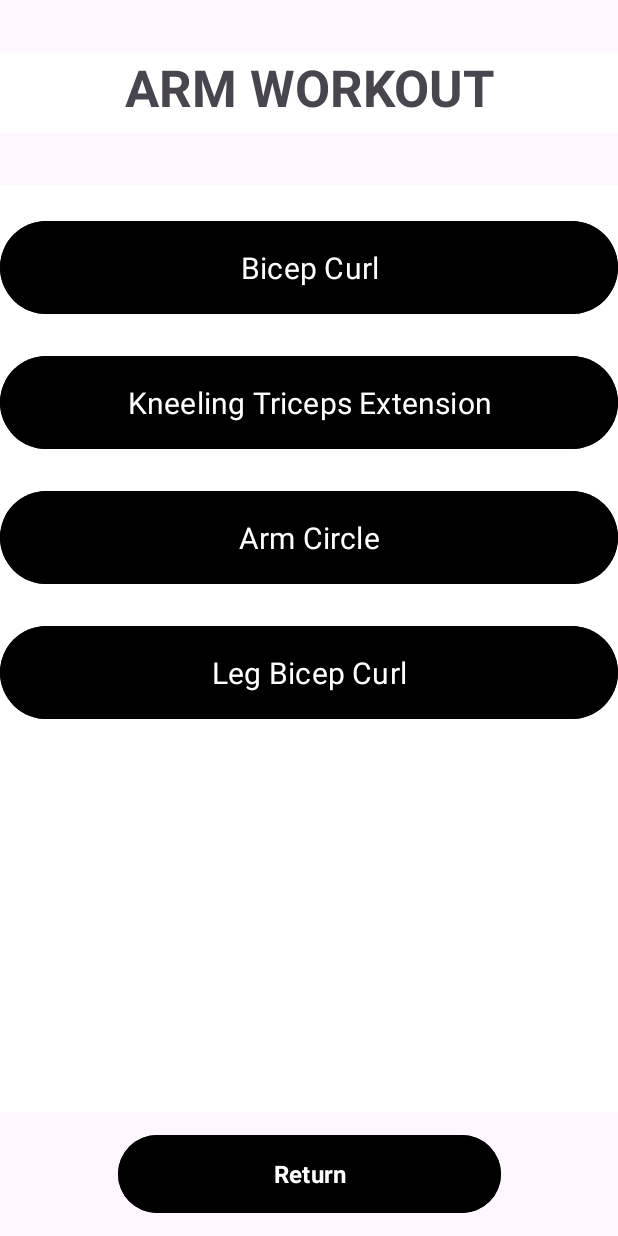
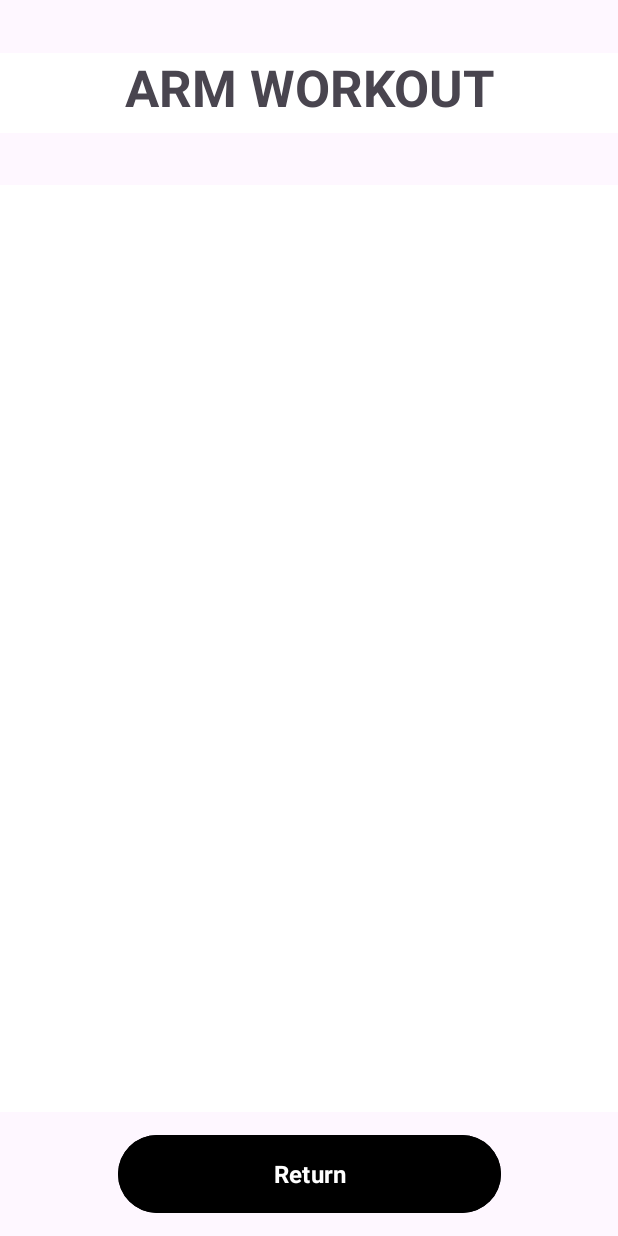
Before and after one commit to Zoraneko/WorkoutGuideApplication, an Android app: the ArmworkoutActivity screen opened directly, with no data from a screen before it, on a phone screen of 412 x 824 dp. Run offline under Robolectric (Android 15) with nearby library versions, the phone set to English and light mode, and no system bars.

Commit message:
Update 21/5/2024 - part2

```diff
--- a/app/src/main/AndroidManifest.xml
+++ b/app/src/main/AndroidManifest.xml
@@ -18,8 +18,8 @@
         android:theme="@style/Theme.WorkouGuideApplication"
         tools:targetApi="31">
         <activity
-            android:name=".BlankActivity"
-            android:exported="false" />
+            android:name=".TrainingActivity"
+            android:exported="true" />
         <activity
             android:name=".InstructionActivity"
             android:exported="true" />
@@ -45,7 +45,7 @@
             android:name=".ExercisesActivity"
             android:exported="true" />
         <activity
-            android:name=".TrainingActivity"
+            android:name=".BlankActivity"
             android:exported="true">
             <intent-filter>
                 <action android:name="android.intent.action.MAIN" />
--- a/app/src/main/java/com/example/workouguideapplication/ArmworkoutActivity.java
+++ b/app/src/main/java/com/example/workouguideapplication/ArmworkoutActivity.java
@@ -24,43 +24,8 @@ public class ArmworkoutActivity extends AppCompatActivity {
             return insets;
         });
         Button buttonReturn = findViewById(R.id.buttonReturn);
-        Button B301 = findViewById(R.id.buttonA301);
-        Button B302 = findViewById(R.id.buttonA302);
-        Button B303 = findViewById(R.id.buttonA303);
-        Button B304 = findViewById(R.id.buttonA304);
 
-        B301.setOnClickListener(new View.OnClickListener() {
-            @Override
-            public void onClick(View v) {
-                Intent intentINST = new Intent(ArmworkoutActivity.this,InstructionActivity.class);
-                intentINST.putExtra("ExerciseID","301");
-                startActivity(intentINST);
-            }
-        });
-        B302.setOnClickListener(new View.OnClickListener() {
-            @Override
-            public void onClick(View v) {
-                Intent intentINST = new Intent(ArmworkoutActivity.this,InstructionActivity.class);
-                intentINST.putExtra("ExerciseID","302");
-                startActivity(intentINST);
-            }
-        });
-        B303.setOnClickListener(new View.OnClickListener() {
-            @Override
-            public void onClick(View v) {
-                Intent intentINST = new Intent(ArmworkoutActivity.this,InstructionActivity.class);
-                intentINST.putExtra("ExerciseID","303");
-                startActivity(intentINST);
-            }
-        });
-        B304.setOnClickListener(new View.OnClickListener() {
-            @Override
-            public void onClick(View v) {
-                Intent intentINST = new Intent(ArmworkoutActivity.this,InstructionActivity.class);
-                intentINST.putExtra("ExerciseID","304");
-                startActivity(intentINST);
-            }
-        });
+
         buttonReturn.setOnClickListener(new View.OnClickListener() {
             @Override
             public void onClick(View v) {
--- a/app/src/main/res/layout/activity_armworkout.xml
+++ b/app/src/main/res/layout/activity_armworkout.xml
@@ -72,56 +72,7 @@
             <LinearLayout
                 android:layout_width="match_parent"
                 android:layout_height="wrap_content"
-                android:orientation="vertical">
-
-                <Button
-                    android:id="@+id/buttonA301"
-                    android:layout_width="match_parent"
-                    android:layout_height="70dp"
-                    android:layout_marginTop="20dp"
-                    android:backgroundTint="#000000"
-                    android:drawableTint="#000000"
-                    android:fontFamily="@font/alata"
-                    android:text="Bicep Curl"
-                    android:textColorLink="@color/black"
-                    android:textSize="20sp" />
-
-                <Button
-                    android:id="@+id/buttonA302"
-                    android:layout_width="match_parent"
-                    android:layout_height="70dp"
-                    android:layout_marginTop="20dp"
-                    android:backgroundTint="#000000"
-                    android:drawableTint="#000000"
-                    android:fontFamily="@font/alata"
-                    android:text="Kneeling Triceps Extension"
-                    android:textColorLink="@color/black"
-                    android:textSize="20sp" />
-
-                <Button
-                    android:id="@+id/buttonA303"
-                    android:layout_width="match_parent"
-                    android:layout_height="70dp"
-                    android:layout_marginTop="20dp"
-                    android:backgroundTint="#000000"
-                    android:drawableTint="#000000"
-                    android:fontFamily="@font/alata"
-                    android:text="Arm Circle"
-                    android:textColorLink="@color/black"
-                    android:textSize="20sp" />
-
-                <Button
-                    android:id="@+id/buttonA304"
-                    android:layout_width="match_parent"
-                    android:layout_height="70dp"
-                    android:layout_marginTop="20dp"
-                    android:backgroundTint="#000000"
-                    android:drawableTint="#000000"
-                    android:fontFamily="@font/alata"
-                    android:text="Leg Bicep Curl"
-                    android:textColorLink="@color/black"
-                    android:textSize="20sp" />
-            </LinearLayout>
+                android:orientation="vertical"/>
         </ScrollView>
     </androidx.constraintlayout.widget.ConstraintLayout>
 </androidx.constraintlayout.widget.ConstraintLayout>
```
